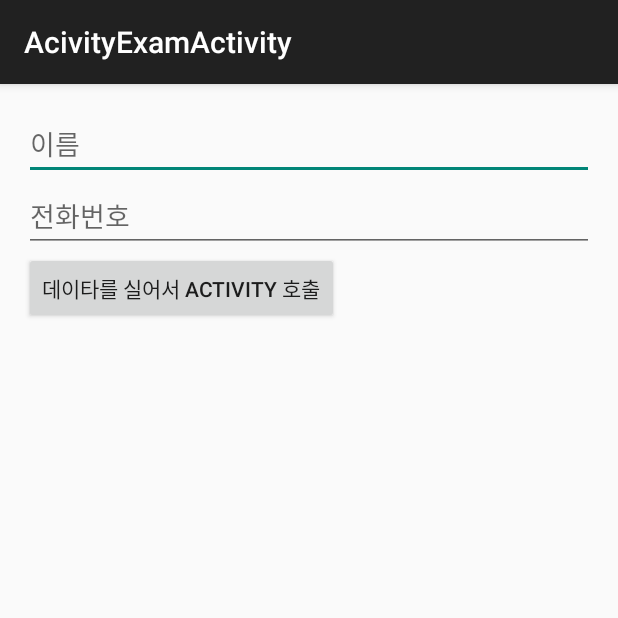
After one commit to hsi6446/android_exam, an Android app: the ActivityExamActivity screen opened directly, with no data from a screen before it, on a phone screen of 412 x 824 dp, the top half of it. The commit adds this screen. Run offline under Robolectric (Android 15) with nearby library versions, the phone set to English and light mode, and no system bars.

Commit message:
including data & calling other Activity

```diff
--- /dev/null
+++ b/app/src/main/java/com/example/android/android_exam/Activity/ActivityExamActivity.java
@@ -0,0 +1,38 @@
+package com.example.android.android_exam.Activity;
+
+import android.content.Intent;
+import android.os.Bundle;
+import android.support.v7.app.AppCompatActivity;
+import android.view.View;
+import android.widget.EditText;
+
+import com.example.android.android_exam.R;
+
+public class ActivityExamActivity extends AppCompatActivity implements View.OnClickListener {
+
+    private EditText mNameEditText;
+    private EditText mPhoneEditText;
+
+    @Override
+    protected void onCreate(Bundle savedInstanceState) {
+        super.onCreate(savedInstanceState);
+        setContentView(R.layout.activity_acivity_exam);
+
+        mNameEditText = (EditText)findViewById(R.id.name_edit_text);
+        mPhoneEditText = (EditText)findViewById(R.id.phoneNumber_edit_text);
+        findViewById(R.id.btn1).setOnClickListener(this);
+    }
+
+
+    @Override
+    public void onClick(View v) {
+        //Target Activity로 이동
+        Intent intent = new Intent(getApplicationContext(), TargetActivity.class);
+
+        // 데이터 추가
+        intent.putExtra("name", mNameEditText.getText().toString());
+        intent.putExtra("phone", mPhoneEditText.getText().toString());
+
+        startActivity(intent);
+    }
+}
--- a/app/src/main/java/com/example/android/android_exam/MainActivity.java
+++ b/app/src/main/java/com/example/android/android_exam/MainActivity.java
@@ -8,6 +8,7 @@ import android.view.View;
 import android.widget.ListView;
 import android.widget.SimpleAdapter;
 
+import com.example.android.android_exam.Activity.ActivityExamActivity;
 import com.example.android.android_exam.Mission01.Mission01Activity;
 import com.example.android.android_exam.Mission02.Mission02MainActivity;
 import com.example.android.android_exam.Mission03.Mission03MainActivity;
@@ -47,6 +48,7 @@ public class MainActivity extends ListActivity {
         addItem(myData, "Mission01Activity", Mission01Activity.class);
         addItem(myData, "Mission02MainActivity", Mission02MainActivity.class);
         addItem(myData, "Mission03", Mission03MainActivity.class);
+        addItem(myData, "화면이동예제", ActivityExamActivity.class);
 //        addItem(myData, "Mission03MainActivity". Mission03MainActivity.class);
         // ----- 메뉴 추가 여기까지
 
--- /dev/null
+++ b/app/src/main/res/layout/activity_acivity_exam.xml
@@ -0,0 +1,35 @@
+<LinearLayout
+    xmlns:android="http://schemas.android.com/apk/res/android"
+    xmlns:tools="http://schemas.android.com/tools"
+    android:layout_width="match_parent"
+    android:layout_height="match_parent"
+    android:paddingBottom="@dimen/activity_vertical_margin"
+    android:paddingLeft="@dimen/activity_horizontal_margin"
+    android:paddingRight="@dimen/activity_horizontal_margin"
+    android:paddingTop="@dimen/activity_vertical_margin"
+    android:orientation="vertical"
+    tools:context="com.example.android.android_exam.Activity.ActivityExamActivity">
+
+    <EditText
+        android:id="@+id/name_edit_text"
+        android:layout_width="match_parent"
+        android:layout_height="wrap_content"
+        android:singleLine="true"
+        android:hint="이름"/>
+
+    <EditText
+        android:id="@+id/phoneNumber_edit_text"
+        android:layout_width="match_parent"
+        android:layout_height="wrap_content"
+        android:inputType="phone"
+        android:maxLength="20"
+        android:hint="전화번호"/>
+
+    <Button
+        android:id="@+id/btn1"
+        android:layout_width="wrap_content"
+        android:layout_height="wrap_content"
+        android:text="데이타를 실어서 Activity 호출"/>
+
+
+</LinearLayout>
--- a/app/src/main/res/values/strings.xml
+++ b/app/src/main/res/values/strings.xml
@@ -11,4 +11,6 @@
     <string name="title_activity_customer">customerActivity</string>
     <string name="title_activity_sales_main">SalesMainActivity</string>
     <string name="title_activity_product">ProductActivity</string>
+    <string name="title_activity_acivity_exam">AcivityExamActivity</string>
+    <string name="title_activity_target">TargetActivity</string>
 </resources>
```
Also changed, not shown: app/src/main/AndroidManifest.xml (+8 -0 lines), app/src/main/java/com/example/android/android_exam/Activity/TargetActivity.java (added, +32 -0 lines), app/src/main/res/layout/activity_target.xml (added, +18 -0 lines), app/src/main/res/menu/menu_acivity_exam.xml (added, +7 -0 lines), app/src/main/res/menu/menu_target.xml (added, +7 -0 lines).
